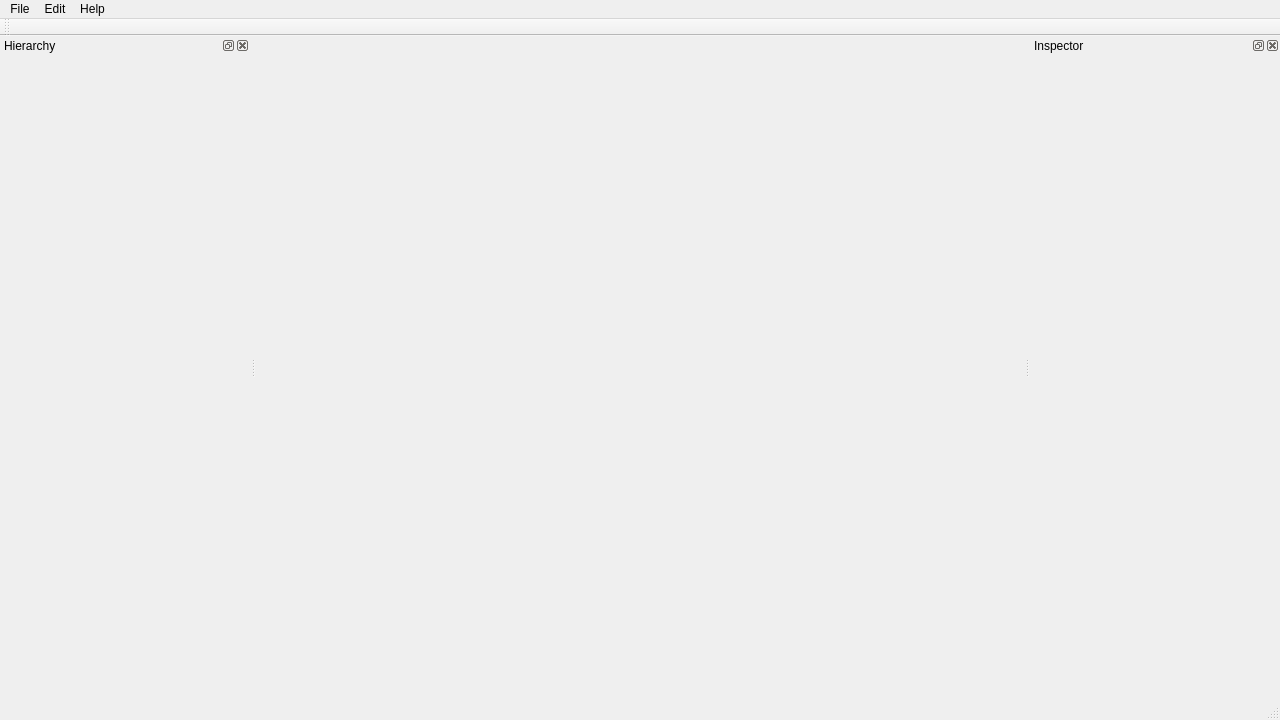
Old version of the form SuSto-Engine-QT/mainwindow.ui in the repository SimonStoyanov/SuSto-Engine-QT.
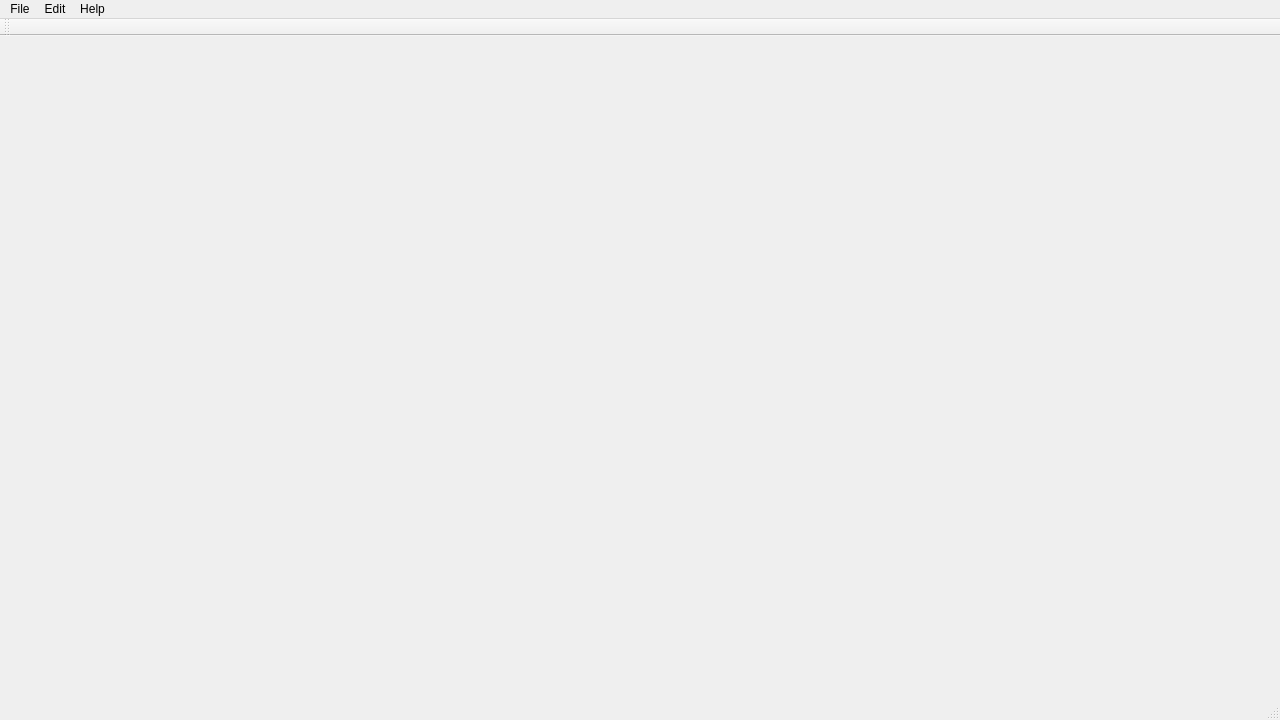
New version of the form. Custom widgets are drawn as their Qt base class.

The edit to the form file:
```diff
--- a/SuSto-Engine-QT/mainwindow.ui
+++ b/SuSto-Engine-QT/mainwindow.ui
@@ -26,11 +26,7 @@
    <string>MainWindow</string>
   </property>
   <widget class="QWidget" name="centralWidget">
-   <layout class="QHBoxLayout" name="horizontalLayout">
-    <item>
-     <widget class="RendererWidget" name="rendererWidget" native="true"/>
-    </item>
-   </layout>
+   <layout class="QHBoxLayout" name="horizontalLayout"/>
   </widget>
   <widget class="QMenuBar" name="menuBar">
    <property name="geometry">
@@ -84,48 +80,6 @@
    </attribute>
   </widget>
   <widget class="QStatusBar" name="statusBar"/>
-  <widget class="QDockWidget" name="dockHierarchy">
-   <property name="sizePolicy">
-    <sizepolicy hsizetype="MinimumExpanding" vsizetype="MinimumExpanding">
-     <horstretch>0</horstretch>
-     <verstretch>0</verstretch>
-    </sizepolicy>
-   </property>
-   <property name="minimumSize">
-    <size>
-     <width>250</width>
-     <height>38</height>
-    </size>
-   </property>
-   <property name="windowTitle">
-    <string>Hierarchy</string>
-   </property>
-   <attribute name="dockWidgetArea">
-    <number>1</number>
-   </attribute>
-   <widget class="QWidget" name="hierarchyContent"/>
-  </widget>
-  <widget class="QDockWidget" name="dockInspector">
-   <property name="sizePolicy">
-    <sizepolicy hsizetype="Minimum" vsizetype="Minimum">
-     <horstretch>0</horstretch>
-     <verstretch>0</verstretch>
-    </sizepolicy>
-   </property>
-   <property name="minimumSize">
-    <size>
-     <width>250</width>
-     <height>38</height>
-    </size>
-   </property>
-   <property name="windowTitle">
-    <string>Inspector</string>
-   </property>
-   <attribute name="dockWidgetArea">
-    <number>2</number>
-   </attribute>
-   <widget class="QWidget" name="inspectorContent"/>
-  </widget>
   <action name="actionCreate_New_Scene">
    <property name="text">
     <string>New Scene</string>
@@ -183,14 +137,6 @@
   </action>
  </widget>
  <layoutdefault spacing="6" margin="11"/>
- <customwidgets>
-  <customwidget>
-   <class>RendererWidget</class>
-   <extends>QWidget</extends>
-   <header>rendererwidget.h</header>
-   <container>1</container>
-  </customwidget>
- </customwidgets>
  <resources/>
  <connections/>
 </ui>
```
